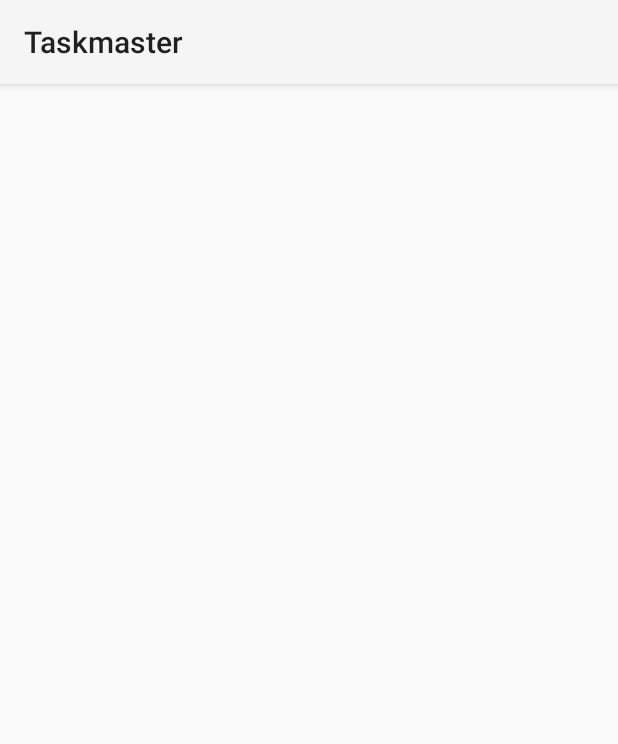
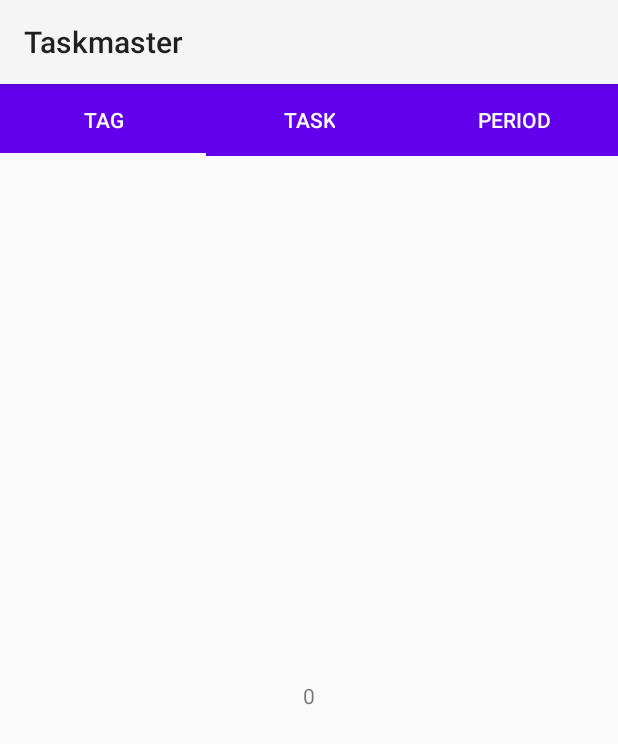
Before and after one commit to Abnorma1yNorma1/Taskmaster, an Android app: the EditActivity screen opened directly, with no data from a screen before it, on a phone screen of 412 x 824 dp. Shown: the top 744 px of the screen. Run offline under Robolectric (Android 15) with nearby library versions, the phone set to English and light mode, and no system bars.

Commit message:
edit activity ui and invocation set up

```diff
--- a/app/src/main/java/com/example/taskmaster/ui/activity/EditActivity.kt
+++ b/app/src/main/java/com/example/taskmaster/ui/activity/EditActivity.kt
@@ -2,16 +2,34 @@ package com.example.taskmaster.ui.activity
 
 import androidx.appcompat.app.AppCompatActivity
 import android.os.Bundle
-import com.example.taskmaster.R
+import androidx.viewpager2.widget.ViewPager2
 import com.example.taskmaster.databinding.ActivityEditBinding
+import com.example.taskmaster.ui.pagerAdapters.EditAdapter
+import com.google.android.material.tabs.TabLayoutMediator
 
 private lateinit var binding: ActivityEditBinding
 
 class EditActivity : AppCompatActivity() {
+
+    private lateinit var editAdapter: EditAdapter
+    private lateinit var viewPager2: ViewPager2
+
     override fun onCreate(savedInstanceState: Bundle?) {
         super.onCreate(savedInstanceState)
         binding = ActivityEditBinding.inflate(layoutInflater)
         setContentView(binding.root)
+        editAdapter = EditAdapter(this)
+        viewPager2 = binding.pager
+        viewPager2.adapter = editAdapter
+        val tabLayout = binding.tabLayout
+        TabLayoutMediator(tabLayout,viewPager2){
+            tab, position ->
+            tab.text = when (position){
+                0 -> "Tag"
+                1 -> "Task"
+                else -> "Period"
+            }
+        }.attach()
 
     }
 }
--- /dev/null
+++ b/app/src/main/java/com/example/taskmaster/ui/fragments/TagEditFragment.kt
@@ -0,0 +1,54 @@
+package com.example.taskmaster.ui.fragments
+
+import android.os.Bundle
+import androidx.fragment.app.Fragment
+import android.view.LayoutInflater
+import android.view.View
+import android.view.ViewGroup
+import com.example.taskmaster.databinding.FragmentTagEditBinding
+import com.example.taskmaster.ui.pagerAdapters.EditAdapter
+
+private const val ARG_PARAM1 = "param1"
+private const val ARG_PARAM2 = "param2"
+
+class TagEditFragment : Fragment() {
+
+    private lateinit var binding: FragmentTagEditBinding
+
+    private var param1: String? = null
+    private var param2: String? = null
+
+    override fun onCreate(savedInstanceState: Bundle?) {
+        super.onCreate(savedInstanceState)
+        arguments?.let {
+            param1 = it.getString(ARG_PARAM1)
+            param2 = it.getString(ARG_PARAM2)
+        }
+    }
+
+    override fun onCreateView(
+        inflater: LayoutInflater, container: ViewGroup?,
+        savedInstanceState: Bundle?
+    ): View {
+        binding = FragmentTagEditBinding.inflate(layoutInflater)
+        return binding.root
+    }
+
+    override fun onViewCreated(view: View, savedInstanceState: Bundle?) {
+        arguments?.takeIf { it.containsKey(EditAdapter.POSITION) }?.apply {
+            binding.tagEditTextForTesting.text = getInt(EditAdapter.POSITION).toString()
+        }
+        super.onViewCreated(view, savedInstanceState)
+    }
+
+    companion object {
+        @JvmStatic
+        fun newInstance(param1: String, param2: String) =
+            TagEditFragment().apply {
+                arguments = Bundle().apply {
+                    putString(ARG_PARAM1, param1)
+                    putString(ARG_PARAM2, param2)
+                }
+            }
+    }
+}
--- /dev/null
+++ b/app/src/main/java/com/example/taskmaster/ui/pagerAdapters/EditAdapter.kt
@@ -0,0 +1,33 @@
+package com.example.taskmaster.ui.pagerAdapters
+
+import android.os.Bundle
+import androidx.fragment.app.Fragment
+import androidx.viewpager2.adapter.FragmentStateAdapter
+import com.example.taskmaster.ui.activity.EditActivity
+import com.example.taskmaster.ui.fragments.PeriodEditFragment
+import com.example.taskmaster.ui.fragments.TagEditFragment
+import com.example.taskmaster.ui.fragments.TaskEditFragment
+
+class EditAdapter(fragment: EditActivity) :
+    FragmentStateAdapter(fragment) {
+
+
+    override fun getItemCount(): Int = 3
+
+    override fun createFragment(position: Int): Fragment {
+        val fragment = when (position){
+            0 -> TagEditFragment()
+            1 -> TaskEditFragment()
+            else -> PeriodEditFragment()
+        }
+        fragment.arguments = Bundle().apply {
+            putInt(POSITION, position)
+        }
+        return fragment
+    }
+
+    companion object{
+        const val POSITION = "position"
+    }
+
+}
--- a/app/src/main/java/com/example/taskmaster/ui/activity/recyclerAdapters/SubtaskRecyclerAdapter.kt
+++ b/app/src/main/java/com/example/taskmaster/ui/recyclerAdapters/SubtaskRecyclerAdapter.kt
@@ -1,4 +1,4 @@
-package com.example.taskmaster.ui.activity.recyclerAdapters
+package com.example.taskmaster.ui.recyclerAdapters
 
 import android.content.Context
 import android.view.LayoutInflater
--- a/app/src/main/java/com/example/taskmaster/ui/activity/recyclerAdapters/TagRecyclerAdapter.kt
+++ b/app/src/main/java/com/example/taskmaster/ui/recyclerAdapters/TagRecyclerAdapter.kt
@@ -1,4 +1,4 @@
-package com.example.taskmaster.ui.activity.recyclerAdapters
+package com.example.taskmaster.ui.recyclerAdapters
 
 import android.view.LayoutInflater
 import android.view.ViewGroup
--- a/app/src/main/java/com/example/taskmaster/ui/activity/recyclerAdapters/TaskClickDelegate.kt
+++ b/app/src/main/java/com/example/taskmaster/ui/recyclerAdapters/TaskClickDelegate.kt
@@ -1,4 +1,4 @@
-package com.example.taskmaster.ui.activity.recyclerAdapters
+package com.example.taskmaster.ui.recyclerAdapters
 
 interface TaskClickDelegate {
     fun onTaskCompletedButtonClick(id: Long)
--- a/app/src/main/java/com/example/taskmaster/ui/activity/recyclerAdapters/TaskDiffCallback.kt
+++ b/app/src/main/java/com/example/taskmaster/ui/recyclerAdapters/TaskDiffCallback.kt
@@ -1,4 +1,4 @@
-package com.example.taskmaster.ui.activity.recyclerAdapters
+package com.example.taskmaster.ui.recyclerAdapters
 
 import androidx.recyclerview.widget.DiffUtil
 import com.example.taskmaster.model.Task
--- a/app/src/main/java/com/example/taskmaster/ui/activity/recyclerAdapters/TaskRecyclerAdapter.kt
+++ b/app/src/main/java/com/example/taskmaster/ui/recyclerAdapters/TaskRecyclerAdapter.kt
@@ -1,4 +1,4 @@
-package com.example.taskmaster.ui.activity.recyclerAdapters
+package com.example.taskmaster.ui.recyclerAdapters
 
 import android.content.Context
 import android.view.LayoutInflater
--- a/app/src/main/java/com/example/taskmaster/ui/activity/viewModel/CurrentTasksViewModel.kt
+++ b/app/src/main/java/com/example/taskmaster/ui/viewModel/CurrentTasksViewModel.kt
@@ -1,4 +1,4 @@
-package com.example.taskmaster.ui.activity.viewModel
+package com.example.taskmaster.ui.viewModel
 
 import androidx.lifecycle.LiveData
 import androidx.lifecycle.MediatorLiveData
--- a/app/src/main/res/layout/activity_edit.xml
+++ b/app/src/main/res/layout/activity_edit.xml
@@ -6,5 +6,50 @@
     android:layout_height="match_parent"
     tools:context=".ui.activity.EditActivity">
 
+    <com.google.android.material.tabs.TabLayout
+        android:id="@+id/tab_layout"
+        android:layout_width="match_parent"
+        android:layout_height="wrap_content"
+        android:contentDescription="@string/tabs"
+        app:layout_constraintTop_toTopOf="parent"
+        app:tabBackground="@color/design_default_color_primary"
+        app:tabGravity="fill"
+        app:tabMode="fixed"
+        app:tabTextColor="@color/white"
+        app:tabIndicatorColor="@color/white"
+        app:tabIndicatorFullWidth="true"
+        >
+
+<!--        <com.google.android.material.tabs.TabItem-->
+<!--            android:id="@+id/tag_tab"-->
+<!--            android:layout_width="wrap_content"-->
+<!--            android:layout_height="wrap_content"-->
+<!--            android:text="@string/tag"-->
+<!--            />-->
+
+<!--        <com.google.android.material.tabs.TabItem-->
+<!--            android:id="@+id/text_tab"-->
+<!--            android:layout_width="wrap_content"-->
+<!--            android:layout_height="wrap_content"-->
+<!--            android:text="@string/task" />-->
+
+<!--        <com.google.android.material.tabs.TabItem-->
+<!--            android:id="@+id/period_tab"-->
+<!--            android:layout_width="wrap_content"-->
+<!--            android:layout_height="wrap_content"-->
+<!--            android:text="@string/period" />-->
+
+    </com.google.android.material.tabs.TabLayout>
+
+    <androidx.viewpager2.widget.ViewPager2
+        android:id="@+id/pager"
+        android:layout_width="match_parent"
+        android:layout_height="0dp"
+        app:layout_constraintTop_toBottomOf="@id/tab_layout"
+        app:layout_constraintBottom_toBottomOf="parent"
+        android:contentDescription="@string/page">
+
+    </androidx.viewpager2.widget.ViewPager2>
+
 
 </androidx.constraintlayout.widget.ConstraintLayout>
--- /dev/null
+++ b/app/src/main/res/layout/fragment_tag_edit.xml
@@ -0,0 +1,15 @@
+<?xml version="1.0" encoding="utf-8"?>
+<androidx.appcompat.widget.LinearLayoutCompat xmlns:android="http://schemas.android.com/apk/res/android"
+    xmlns:tools="http://schemas.android.com/tools"
+    android:layout_width="match_parent"
+    android:layout_height="match_parent"
+    tools:context=".ui.fragments.TagEditFragment"
+    android:gravity="center">
+
+    <TextView
+        android:id="@+id/tag_edit_text_for_testing"
+        android:layout_width="wrap_content"
+        android:layout_height="wrap_content"
+        android:text="tag fragment" />
+
+</androidx.appcompat.widget.LinearLayoutCompat>
--- a/app/src/main/res/values/strings.xml
+++ b/app/src/main/res/values/strings.xml
@@ -7,4 +7,11 @@
     <string name="show_completed">show completed</string>
     <string name="expand_button">expand button</string>
     <string name="add_button">add button</string>
+    <string name="tabs">tabs</string>
+    <string name="task">task</string>
+    <string name="tag">tag</string>
+    <string name="period">period</string>
+    <string name="page">Page</string>
+    <!-- TODO: Remove or change this placeholder text -->
+    <string name="hello_blank_fragment">Hello blank fragment</string>
 </resources>
```
Also changed, not shown: app/src/main/java/com/example/taskmaster/ui/activity/CurrentTasksActivity.kt (+4 -4 lines), app/src/main/java/com/example/taskmaster/ui/fragments/PeriodEditFragment.kt (added, +55 -0 lines), app/src/main/java/com/example/taskmaster/ui/fragments/TaskEditFragment.kt (added, +54 -0 lines), app/src/main/res/layout/fragment_period_edit.xml (added, +15 -0 lines), app/src/main/res/layout/fragment_task_edit.xml (added, +15 -0 lines).
